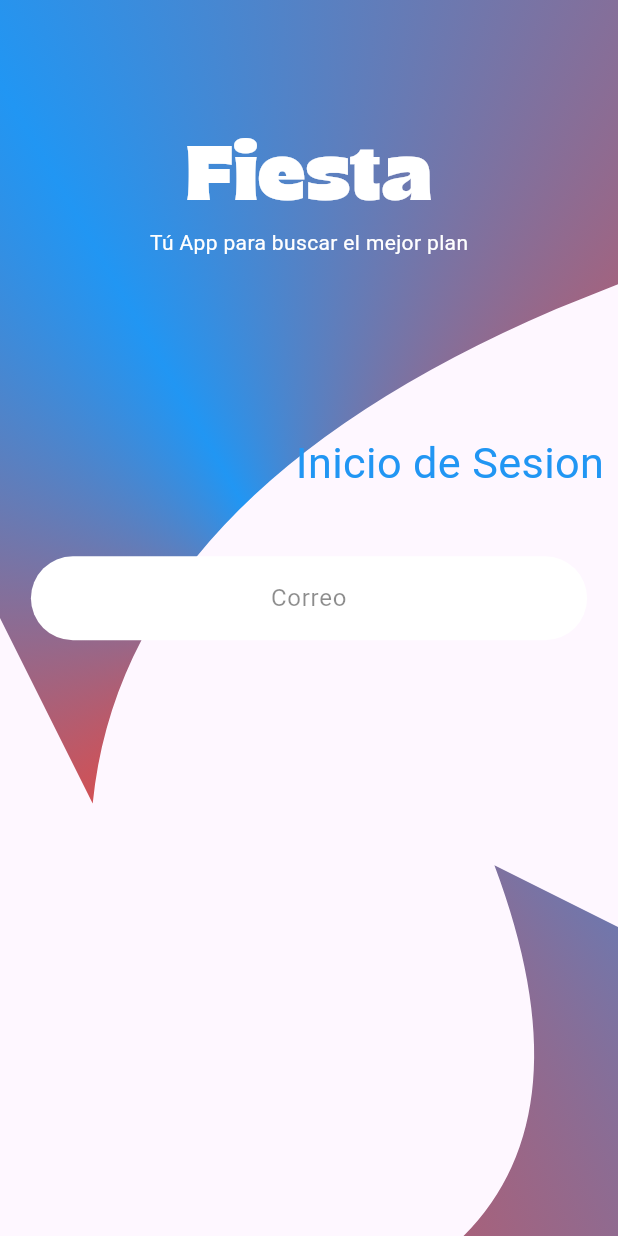
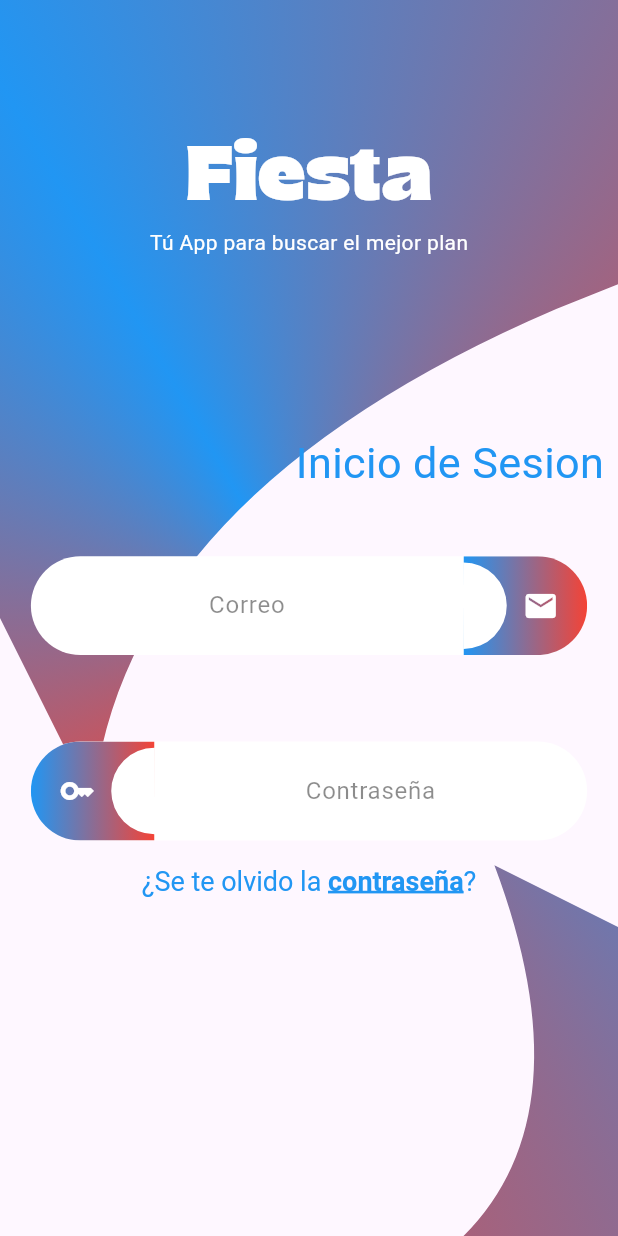
Before and after one commit to migueleonrojas/fiesta-app, a Flutter app: the screen it shows after launch, on a phone screen of 412 x 824 dp. Run offline on Flutter 3.47's test engine with Material 3 defaults, Android fonts, the phone set to English and light mode, and no system bars; our stand-ins replace get.

Commit message:
texrformfield added with icon and styles

```diff
--- a/lib/pages/start.pages/start.page.dart
+++ b/lib/pages/start.pages/start.page.dart
@@ -1,4 +1,6 @@
 import 'package:fiesta/widgets/bezier_clipper_widget/bezzier_clipper_widget.dart';
+import 'package:fiesta/widgets/bezier_clipper_widget/border_radius_inverted_left_widget.dart';
+import 'package:fiesta/widgets/bezier_clipper_widget/border_radius_inverted_right_widget.dart';
 import 'package:fiesta/widgets/text_widget.dart/heading_text_animation_widget.dart';
 import 'package:flutter/material.dart';
 import 'package:get/get.dart';
@@ -90,8 +92,6 @@ class StartPage extends StatelessWidget {
                         child: TextFormField(
                           textAlign: TextAlign.center,
                           decoration: InputDecoration(
-
-
                             hintText: 'Correo',
                             hintStyle: const TextStyle(
                               color: Color(0x73000000)
@@ -99,16 +99,128 @@ class StartPage extends StatelessWidget {
                             filled: true,
                             fillColor: const Color(0xFFFFFFFF),
                             border: OutlineInputBorder(
-                              borderRadius:  BorderRadius.all(Radius.circular(size.height * 0.04)),
+                              borderRadius: BorderRadius.all(Radius.circular(size.height * 0.04)),
                               borderSide: BorderSide.none,
                             ),
 
+                            suffixIcon: ClipPath(
+
+                              clipper: BorderRadiusInvertedLeftWidget(),
+                              child: Container(
+
+                                width: size.width * 0.2,
+                                decoration: BoxDecoration(
+                                  gradient: const LinearGradient(
+                                    colors: [
+                                      Colors.blue,
+                                      Colors.red
+                                    ]
+                                  ),
+
+                                  borderRadius: BorderRadius.only(
+                                    topRight: Radius.circular(size.width * 0.2),
+                                    bottomRight: Radius.circular(size.width * 0.2)
+                                  )
+                                ),
+                                child: Padding(
+                                  padding: EdgeInsets.only(left: size.width * 0.05),
+                                  child: const Icon(
+                                    Icons.mail,
+                                    color: Colors.white,
+                                  )
+                                ),
+                              ),
+                            ),
+
+                            suffixIconConstraints: BoxConstraints(
+                              minHeight: size.height * 0.080,
+                              maxHeight: size.height * 0.085,
+                            ),
+                            contentPadding: const EdgeInsets.symmetric(vertical: 10),
                           ),
                         ),
-                      )
+                      ),
+                      SizedBox(
+                        height: size.height * 0.15,
+                        width: size.width * 0.9,
+                        child: TextFormField(
+                          textAlign: TextAlign.center,
+                          decoration: InputDecoration(
+                            hintText: 'Contraseña',
+                            hintStyle: const TextStyle(
+                              color: Color(0x73000000)
+                            ),
+                            filled: true,
+                            fillColor: const Color(0xFFFFFFFF),
+                            border: OutlineInputBorder(
+                              borderRadius: BorderRadius.all(Radius.circular(size.height * 0.04)),
+                              borderSide: BorderSide.none,
+                            ),
+
+                            prefixIcon: ClipPath(
+
+                              clipper: BorderRadiusInvertedRightWidget(),
+                              child: Container(
+
+                                width: size.width * 0.2,
+                                decoration: BoxDecoration(
+                                  gradient: const LinearGradient(
+                                    colors: [
+                                      Colors.blue,
+                                      Colors.red
+                                    ]
+                                  ),
+
+                                  borderRadius: BorderRadius.only(
+                                    topLeft: Radius.circular(size.width * 0.2),
+                                    bottomLeft: Radius.circular(size.width * 0.2)
+                                  )
+                                ),
+                                child: Padding(
+                                  padding: EdgeInsets.only(right: size.width * 0.05),
+                                  child: const Icon(
+                                    Icons.key,
+                                    color: Colors.white,
+                                  )
+                                ),
+                              ),
+                            ),
+
+                            prefixIconConstraints: BoxConstraints(
+                              minHeight: size.height * 0.080,
+                              maxHeight: size.height * 0.085,
+                            ),
+                            contentPadding: const EdgeInsets.symmetric(vertical: 10),
+                          ),
+                        ),
+                      ),
                     ],
                   )
                 ),
+              ),
+              Positioned(
+                top: size.height * 0.7,
+                left: 0,
+                right: 0,
+                child: RichText(
+                  textAlign:TextAlign.center,
+                  text: TextSpan(
+                    text: '¿Se te olvido la ',
+                    style: TextStyle(
+                      fontSize: 18,
+                      color: Colors.blue
+                    ),
+                    children: <TextSpan>[
+                      TextSpan(text: 'contraseña', style: TextStyle(
+                        fontWeight: FontWeight.bold,
+                        decoration: TextDecoration.underline,
+                        decorationThickness: 2.0
+
+                      )),
+                      TextSpan(text: '?', style: TextStyle())
+                    ],
+                  ),
+                )
               )
             ],
           ),
--- /dev/null
+++ b/lib/widgets/bezier_clipper_widget/border_radius_inverted_left_widget.dart
@@ -0,0 +1,28 @@
+import 'package:flutter/material.dart';
+
+class BorderRadiusInvertedLeftWidget extends CustomClipper<Path> {
+  @override
+  Path getClip(Size size) {
+    final double height = size.height;
+    final double width  = size.width;
+
+    Path path = Path();
+    double radius = size.width * 0.35;
+    Offset center = Offset(0, size.height * 0.5);
+
+    path.addArc(
+      Rect.fromCircle(center: center, radius: radius),
+      3 * 3.14 / 2,
+      3.14,
+    );
+
+    path.addRect(Rect.fromLTWH(0, 0, size.width, size.height));
+    path.fillType = PathFillType.evenOdd;
+
+    return path;
+  }
+
+  @override
+  bool shouldReclip(CustomClipper<Path> oldClipper)
+ => false;
+}
--- /dev/null
+++ b/lib/widgets/bezier_clipper_widget/border_radius_inverted_right_widget.dart
@@ -0,0 +1,28 @@
+import 'package:flutter/material.dart';
+
+class BorderRadiusInvertedRightWidget extends CustomClipper<Path> {
+  @override
+  Path getClip(Size size) {
+    final double height = size.height;
+    final double width  = size.width;
+
+    Path path = Path();
+    double radius = size.width * 0.35;
+    Offset center = Offset(width, size.height * 0.5);
+
+    path.addArc(
+      Rect.fromCircle(center: center, radius: radius),
+      3 * 3.14 / 6,
+      3.14,
+    );
+
+    path.addRect(Rect.fromLTWH(0, 0, size.width, size.height));
+    path.fillType = PathFillType.evenOdd;
+
+    return path;
+  }
+
+  @override
+  bool shouldReclip(CustomClipper<Path> oldClipper)
+ => false;
+}
```
